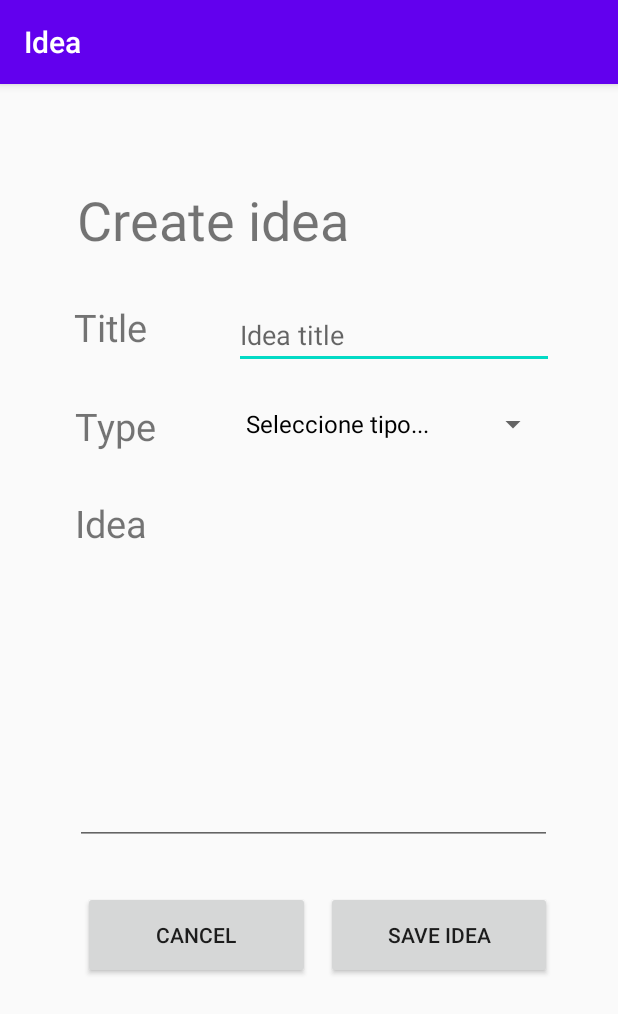
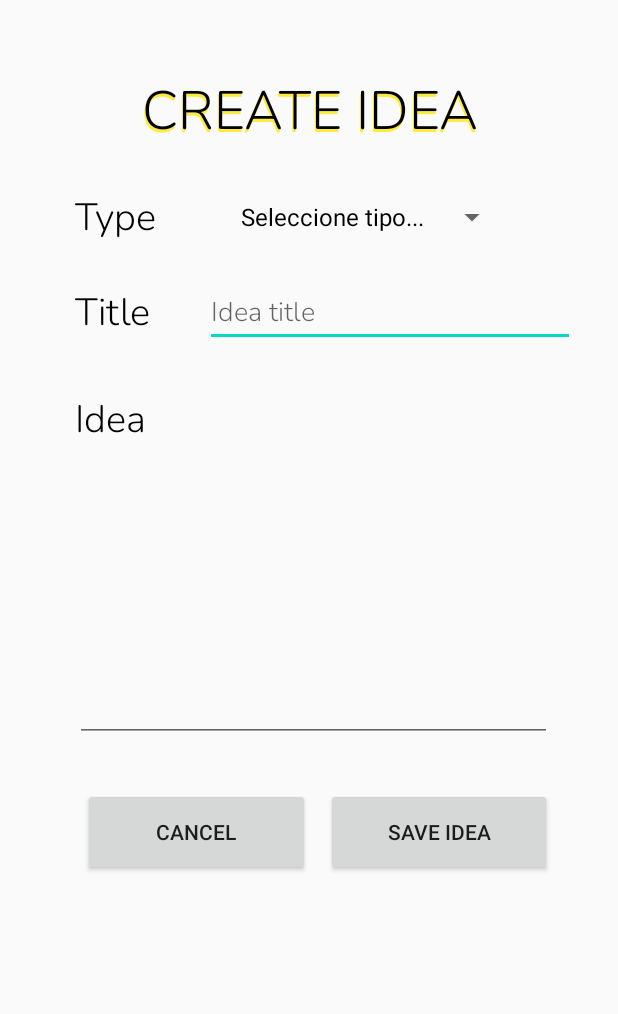
Before and after one commit to eribv94/Idea, an Android app: the CreateIdeaActivity screen opened directly, with no data from a screen before it, on a phone screen of 412 x 824 dp. Shown: the top 1014 px of the screen. Run offline under Robolectric (Android 15) with nearby library versions, the phone set to English and light mode, and no system bars.

Commit message:
Added menu to longpush and delete section works, edited IdeaDataBase class with more methods

```diff
--- a/app/src/main/AndroidManifest.xml
+++ b/app/src/main/AndroidManifest.xml
@@ -14,13 +14,14 @@
         android:roundIcon="@mipmap/ic_launcher_round"
         android:supportsRtl="true"
         android:theme="@style/AppTheme">
-        <activity android:name=".BusquedasActivity"></activity>
+        <activity android:name=".IdeasActivity"></activity>
+        <activity android:name=".BusquedasActivity" />
         <activity android:name=".GlosarioActivity" />
         <activity android:name=".creation.CreateGlosarioActivity" />
         <activity android:name=".creation.CreateScreenshotActivity" />
         <activity android:name=".creation.CreateBusquedaActivity" />
         <activity android:name=".creation.CreateIdeaActivity" />
-        <activity android:name=".IdeasActivity" />
+        <activity android:name=".IdeasMenuActivity" />
         <activity android:name=".MainActivity">
             <intent-filter>
                 <action android:name="android.intent.action.MAIN" />
--- a/app/src/main/java/com/velsrom/idea/creation/CreateIdeaActivity.java
+++ b/app/src/main/java/com/velsrom/idea/creation/CreateIdeaActivity.java
@@ -3,6 +3,7 @@ package com.velsrom.idea.creation;
 import androidx.appcompat.app.AppCompatActivity;
 
 import android.content.ContentValues;
+import android.content.Intent;
 import android.database.Cursor;
 import android.database.sqlite.SQLiteDatabase;
 import android.os.Bundle;
@@ -44,6 +45,7 @@ public class CreateIdeaActivity extends AppCompatActivity {
         typeSpinner = findViewById(R.id.typeSpinner);
         ideaEditText = findViewById(R.id.descripcionEditText);
 
+
         ideaTypes = new ArrayList<>();
         ideaTypes.add("Seleccione tipo...");
         ideaTypes.add("Ideas"); //Como retos y apuestas
@@ -51,6 +53,7 @@ public class CreateIdeaActivity extends AppCompatActivity {
         ideaTypes.add("Invensiones");
         ideaTypes.add("Pensamientos");
         ideaTypes.add("Frases");
+        ideaTypes.add("Otro");
 
         SQLiteDatabase database = this.openOrCreateDatabase("Ideas", MODE_PRIVATE, null);
 
--- a/app/src/main/res/layout/activity_create_idea.xml
+++ b/app/src/main/res/layout/activity_create_idea.xml
@@ -10,10 +10,26 @@
         android:id="@+id/textView2"
         android:layout_width="wrap_content"
         android:layout_height="wrap_content"
-        android:layout_marginStart="50dp"
-        android:layout_marginTop="66dp"
-        android:layout_marginEnd="178dp"
-        android:text="Create idea"
+        android:layout_marginTop="50dp"
+        android:fontFamily="@font/nunito_light"
+        android:text="CREATE IDEA"
+        android:textAlignment="center"
+        android:textColor="#FFEB3B"
+        android:textSize="36sp"
+        app:layout_constraintEnd_toEndOf="parent"
+        app:layout_constraintStart_toStartOf="parent"
+        app:layout_constraintTop_toTopOf="parent" />
+
+    <TextView
+        android:id="@+id/textView10"
+        android:layout_width="wrap_content"
+        android:layout_height="wrap_content"
+        android:layout_marginLeft="2dp"
+        android:layout_marginTop="48dp"
+        android:fontFamily="@font/nunito_light"
+        android:text="CREATE IDEA"
+        android:textAlignment="center"
+        android:textColor="#000000"
         android:textSize="36sp"
         app:layout_constraintEnd_toEndOf="parent"
         app:layout_constraintStart_toStartOf="parent"
@@ -23,68 +39,73 @@
         android:id="@+id/titleEditText"
         android:layout_width="wrap_content"
         android:layout_height="wrap_content"
-        android:layout_marginStart="58dp"
-        android:layout_marginTop="30dp"
+        android:layout_marginStart="36dp"
         android:ems="10"
+        android:fontFamily="@font/nunito_light"
         android:hint="Idea title"
         android:inputType="textPersonName"
+        app:layout_constraintBottom_toBottomOf="@+id/textView3"
         app:layout_constraintStart_toEndOf="@+id/textView3"
-        app:layout_constraintTop_toBottomOf="@+id/textView2" />
+        app:layout_constraintTop_toTopOf="@+id/textView3" />
 
     <TextView
         android:id="@+id/textView3"
         android:layout_width="wrap_content"
         android:layout_height="wrap_content"
         android:layout_marginStart="50dp"
-        android:layout_marginTop="30dp"
-        android:layout_marginEnd="315dp"
+        android:layout_marginTop="27dp"
+        android:fontFamily="@font/nunito_light"
         android:text="Title"
+        android:textColor="#000000"
         android:textSize="25sp"
-        app:layout_constraintEnd_toEndOf="parent"
         app:layout_constraintStart_toStartOf="parent"
-        app:layout_constraintTop_toBottomOf="@+id/textView2" />
+        app:layout_constraintTop_toBottomOf="@+id/textView4" />
 
     <Spinner
         android:id="@+id/typeSpinner"
-        android:layout_width="210dp"
-        android:layout_height="33dp"
-        android:layout_marginStart="52dp"
-        android:layout_marginTop="20dp"
+        android:layout_width="wrap_content"
+        android:layout_height="wrap_content"
+        android:layout_marginStart="48dp"
+        app:layout_constraintBottom_toBottomOf="@+id/textView4"
         app:layout_constraintStart_toEndOf="@+id/textView4"
-        app:layout_constraintTop_toBottomOf="@+id/titleEditText" />
+        app:layout_constraintTop_toTopOf="@+id/textView4" />
 
     <TextView
         android:id="@+id/textView4"
         android:layout_width="wrap_content"
         android:layout_height="wrap_content"
         android:layout_marginStart="50dp"
-        android:layout_marginTop="31dp"
+        android:layout_marginTop="25dp"
+        android:fontFamily="@font/nunito_light"
         android:text="Type"
+        android:textColor="#000000"
         android:textSize="25sp"
         app:layout_constraintStart_toStartOf="parent"
-        app:layout_constraintTop_toBottomOf="@+id/textView3" />
+        app:layout_constraintTop_toBottomOf="@+id/textView2" />
 
     <TextView
         android:id="@+id/textView5"
         android:layout_width="wrap_content"
         android:layout_height="wrap_content"
         android:layout_marginStart="50dp"
-        android:layout_marginTop="30dp"
+        android:layout_marginTop="35dp"
+        android:fontFamily="@font/nunito_light"
         android:text="Idea"
+        android:textColor="#000000"
         android:textSize="25sp"
         app:layout_constraintStart_toStartOf="parent"
-        app:layout_constraintTop_toBottomOf="@+id/textView4" />
+        app:layout_constraintTop_toBottomOf="@+id/textView3" />
 
     <EditText
         android:id="@+id/descripcionEditText"
         android:layout_width="318dp"
         android:layout_height="181dp"
-        android:layout_marginStart="50dp"
         android:layout_marginTop="16dp"
         android:ems="10"
+        android:fontFamily="@font/nunito_light"
         android:gravity="start"
         android:inputType="textMultiLine"
-        app:layout_constraintStart_toStartOf="parent"
+        app:layout_constraintStart_toStartOf="@+id/textView5"
         app:layout_constraintTop_toBottomOf="@+id/textView5" />
 
     <LinearLayout
--- a/app/src/main/res/layout/activity_main.xml
+++ b/app/src/main/res/layout/activity_main.xml
@@ -48,7 +48,7 @@
                 android:layout_width="0dp"
                 android:layout_height="match_parent"
                 android:layout_weight=".8"
-                android:background="#E8C409"
+                android:background="#FFEB3B"
                 android:fontFamily="@font/nunito_bold"
                 android:onClick="onClickSection"
                 android:paddingLeft="20dp"
@@ -61,7 +61,7 @@
                 android:layout_width="0dp"
                 android:layout_height="match_parent"
                 android:layout_weight=".2"
-                android:background="#E8C409"
+                android:background="#FFEB3B"
                 android:fontFamily="@font/nunito_bold"
                 android:onClick="onClickSection"
                 android:tag="5"
--- a/app/src/main/res/values/styles.xml
+++ b/app/src/main/res/values/styles.xml
@@ -1,7 +1,8 @@
 <resources>
 
     <!-- Base application theme. -->
-    <style name="AppTheme" parent="Theme.AppCompat.Light.DarkActionBar">
+<!--    <style name="AppTheme" parent="Theme.AppCompat.Light.DarkActionBar">-->
+    <style name="AppTheme" parent="Theme.AppCompat.Light.NoActionBar">
         <!-- Customize your theme here. -->
         <item name="colorPrimary">@color/colorPrimary</item>
         <item name="colorPrimaryDark">@color/colorPrimaryDark</item>
```
Also changed, not shown: app/src/main/java/com/velsrom/idea/IdeaDataBase.java (+33 -0 lines), app/src/main/java/com/velsrom/idea/IdeasActivity.java (+105 -85 lines), app/src/main/java/com/velsrom/idea/IdeasMenuActivity.java (added, +58 -0 lines), app/src/main/java/com/velsrom/idea/MainActivity.java (+3 -12 lines), app/src/main/java/com/velsrom/idea/QueryCreator.java (deleted, +0 -42 lines), app/src/main/res/layout/activity_create_screenshot.xml (+6 -2 lines), app/src/main/res/layout/activity_ideas.xml (+19 -102 lines), app/src/main/res/layout/activity_ideas_menu.xml (added, +133 -0 lines), app/src/main/res/menu/longpress_options.xml (added, +10 -0 lines).
